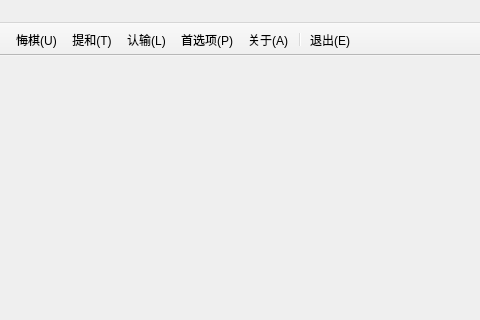
Before: the Qt Designer form mainwindow.ui in zxymd5/QtChess, drawn with Qt 5; both pictures show x 307 to 787 and y 0 to 320 of the 1024 by 768 pixel window.
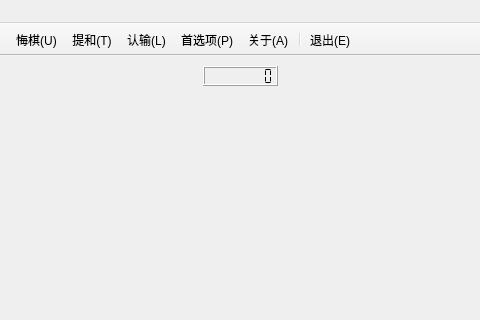
After: the same form once the commit is applied. Icons and pictures are not drawn.

What changed in the file:
```diff
--- a/mainwindow.ui
+++ b/mainwindow.ui
@@ -29,7 +29,52 @@
    <iconset resource="qtchess.qrc">
     <normaloff>:/images/chess.png</normaloff>:/images/chess.png</iconset>
   </property>
-  <widget class="QWidget" name="centralWidget"/>
+  <widget class="QWidget" name="centralWidget">
+   <widget class="QLCDNumber" name="timeLeft">
+    <property name="geometry">
+     <rect>
+      <x>510</x>
+      <y>10</y>
+      <width>75</width>
+      <height>20</height>
+     </rect>
+    </property>
+    <property name="minimumSize">
+     <size>
+      <width>75</width>
+      <height>20</height>
+     </size>
+    </property>
+    <property name="maximumSize">
+     <size>
+      <width>75</width>
+      <height>20</height>
+     </size>
+    </property>
+    <property name="digitCount">
+     <number>8</number>
+    </property>
+    <property name="segmentStyle">
+     <enum>QLCDNumber::Flat</enum>
+    </property>
+    <property name="value" stdset="0">
+     <double>0.000000000000000</double>
+    </property>
+   </widget>
+   <widget class="QLabel" name="lblTurn">
+    <property name="geometry">
+     <rect>
+      <x>440</x>
+      <y>10</y>
+      <width>61</width>
+      <height>20</height>
+     </rect>
+    </property>
+    <property name="text">
+     <string/>
+    </property>
+   </widget>
+  </widget>
   <widget class="QMenuBar" name="menuBar">
    <property name="geometry">
     <rect>
```
